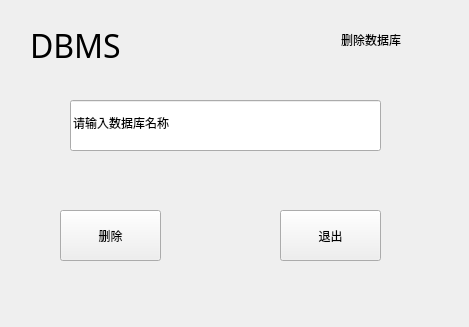
Before: the Qt Designer form deletedatabase.ui in jy-080610/DBMS, drawn with Qt 5.
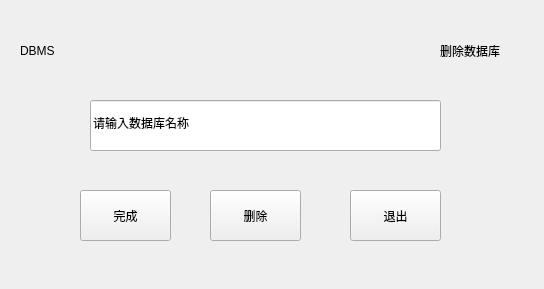
After: the same form once the commit is applied.

Commit message: 模块连接

```diff
--- a/deletedatabase.ui
+++ b/deletedatabase.ui
@@ -6,19 +6,48 @@
    <rect>
     <x>0</x>
     <y>0</y>
-    <width>469</width>
-    <height>327</height>
+    <width>544</width>
+    <height>289</height>
    </rect>
   </property>
   <property name="windowTitle">
    <string>deletedatabase</string>
   </property>
+  <property name="styleSheet">
+   <string notr="true">font: 10pt &quot;方正粗黑宋简体&quot;;</string>
+  </property>
+  <widget class="QLabel" name="label">
+   <property name="geometry">
+    <rect>
+     <x>10</x>
+     <y>10</y>
+     <width>531</width>
+     <height>271</height>
+    </rect>
+   </property>
+   <property name="text">
+    <string/>
+   </property>
+  </widget>
+  <widget class="QLabel" name="label_2">
+   <property name="geometry">
+    <rect>
+     <x>440</x>
+     <y>20</y>
+     <width>101</width>
+     <height>61</height>
+    </rect>
+   </property>
+   <property name="text">
+    <string>删除数据库</string>
+   </property>
+  </widget>
   <widget class="QLineEdit" name="lineEdit">
    <property name="geometry">
     <rect>
-     <x>70</x>
+     <x>90</x>
      <y>100</y>
-     <width>311</width>
+     <width>351</width>
      <height>51</height>
     </rect>
    </property>
@@ -29,66 +58,56 @@
   <widget class="QPushButton" name="pushButton">
    <property name="geometry">
     <rect>
-     <x>60</x>
-     <y>210</y>
-     <width>101</width>
+     <x>80</x>
+     <y>190</y>
+     <width>91</width>
      <height>51</height>
     </rect>
    </property>
    <property name="text">
-    <string>删除</string>
+    <string>完成</string>
    </property>
   </widget>
   <widget class="QPushButton" name="pushButton_2">
    <property name="geometry">
     <rect>
-     <x>280</x>
-     <y>210</y>
-     <width>101</width>
+     <x>210</x>
+     <y>190</y>
+     <width>91</width>
      <height>51</height>
     </rect>
    </property>
    <property name="text">
-    <string>退出</string>
+    <string>删除</string>
    </property>
   </widget>
-  <widget class="QLabel" name="label">
+  <widget class="QLabel" name="label_3">
    <property name="geometry">
     <rect>
-     <x>30</x>
-     <y>20</y>
-     <width>111</width>
-     <height>51</height>
+     <x>20</x>
+     <y>10</y>
+     <width>141</width>
+     <height>81</height>
     </rect>
    </property>
-   <property name="font">
-    <font>
-     <family>华文隶书</family>
-     <pointsize>24</pointsize>
-    </font>
+   <property name="styleSheet">
+    <string notr="true">font: 24pt &quot;华文隶书&quot;;</string>
    </property>
    <property name="text">
     <string>DBMS</string>
    </property>
   </widget>
-  <widget class="QLabel" name="label_2">
+  <widget class="QPushButton" name="pushButton_3">
    <property name="geometry">
     <rect>
-     <x>341</x>
-     <y>30</y>
-     <width>81</width>
-     <height>20</height>
+     <x>350</x>
+     <y>190</y>
+     <width>91</width>
+     <height>51</height>
     </rect>
    </property>
-   <property name="font">
-    <font>
-     <family>Agency FB</family>
-     <weight>50</weight>
-     <bold>false</bold>
-    </font>
-   </property>
    <property name="text">
-    <string>删除数据库</string>
+    <string>退出</string>
    </property>
   </widget>
  </widget>
```
